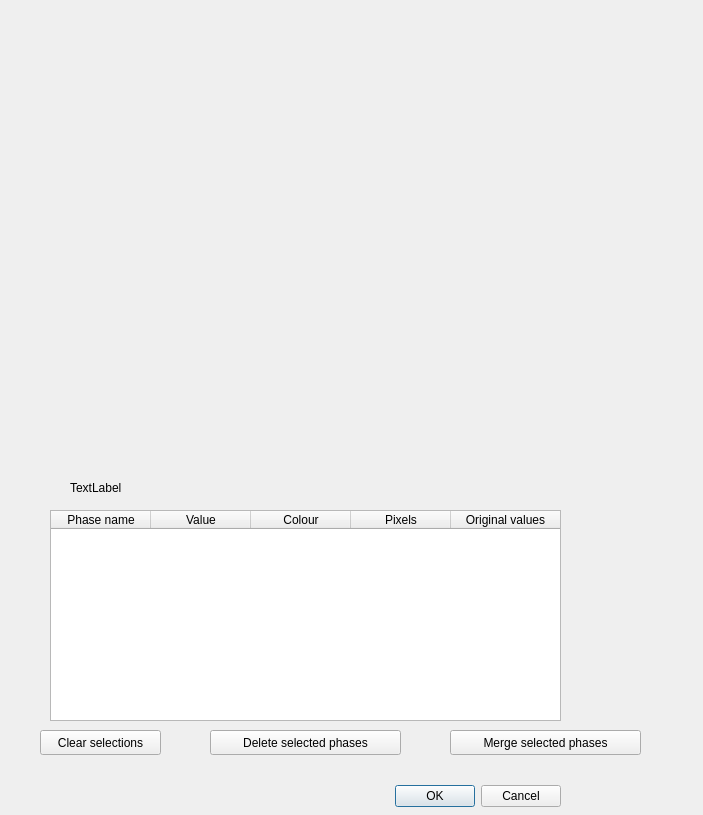
Before: the Qt Designer form src/resources/ui_new_phase_cluster_dialog.ui in ianthomas23/QACD-quack, drawn with Qt 5.
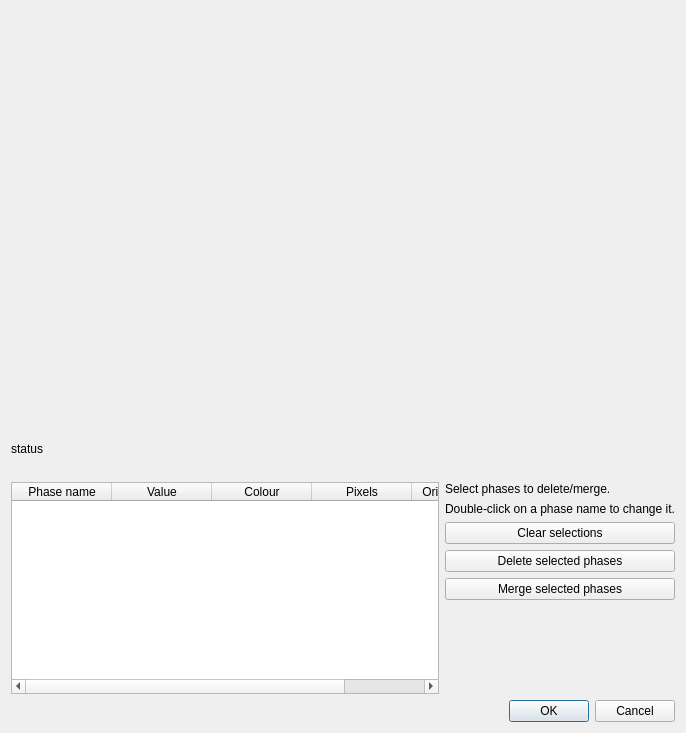
After: the same form once the commit is applied. Custom widgets are drawn as their Qt base class.

Commit message: Finished phase maps from clusters

The edit to the form file:
```diff
--- a/src/resources/ui_new_phase_cluster_dialog.ui
+++ b/src/resources/ui_new_phase_cluster_dialog.ui
@@ -6,48 +6,41 @@
    <rect>
     <x>0</x>
     <y>0</y>
-    <width>703</width>
-    <height>815</height>
+    <width>686</width>
+    <height>733</height>
    </rect>
   </property>
   <property name="windowTitle">
    <string>New phase maps from cluster map</string>
   </property>
-  <widget class="QDialogButtonBox" name="buttonBox">
-   <property name="geometry">
-    <rect>
-     <x>220</x>
-     <y>780</y>
-     <width>341</width>
-     <height>32</height>
-    </rect>
-   </property>
+  <layout class="QVBoxLayout" name="verticalLayout_2" stretch="2,0,0,1,0">
+   <item>
+    <widget class="MatplotlibWidget" name="matplotlibWidget" native="true"/>
+   </item>
+   <item>
+    <widget class="QLabel" name="statusLabel">
+     <property name="text">
+      <string>status</string>
+     </property>
+    </widget>
+   </item>
+   <item>
+    <spacer name="horizontalSpacer">
    <property name="orientation">
     <enum>Qt::Horizontal</enum>
    </property>
-   <property name="standardButtons">
-    <set>QDialogButtonBox::Cancel|QDialogButtonBox::Ok</set>
-   </property>
-  </widget>
-  <widget class="MatplotlibWidget" name="matplotlibWidget" native="true">
-   <property name="geometry">
-    <rect>
-     <x>59</x>
-     <y>29</y>
-     <width>591</width>
-     <height>451</height>
-    </rect>
-   </property>
-  </widget>
+     <property name="sizeHint" stdset="0">
+      <size>
+       <width>40</width>
+       <height>20</height>
+      </size>
+     </property>
+    </spacer>
+   </item>
+   <item>
+    <layout class="QHBoxLayout" name="horizontalLayout">
+     <item>
   <widget class="QTableWidget" name="tableWidget">
-   <property name="geometry">
-    <rect>
-     <x>50</x>
-     <y>510</y>
-     <width>511</width>
-     <height>211</height>
-    </rect>
-   </property>
    <property name="selectionMode">
     <enum>QAbstractItemView::MultiSelection</enum>
    </property>
@@ -92,58 +85,78 @@
     </property>
    </column>
   </widget>
+     </item>
+     <item>
+      <layout class="QVBoxLayout" name="verticalLayout">
+       <item>
+        <widget class="QLabel" name="label">
+         <property name="text">
+          <string>Select phases to delete/merge.</string>
+         </property>
+         <property name="wordWrap">
+          <bool>false</bool>
+         </property>
+        </widget>
+       </item>
+       <item>
+        <widget class="QLabel" name="label_3">
+         <property name="text">
+          <string>Double-click on a phase name to change it.</string>
+         </property>
+         <property name="wordWrap">
+          <bool>false</bool>
+         </property>
+        </widget>
+       </item>
+       <item>
   <widget class="QPushButton" name="clearButton">
-   <property name="geometry">
-    <rect>
-     <x>40</x>
-     <y>730</y>
-     <width>121</width>
-     <height>25</height>
-    </rect>
-   </property>
    <property name="text">
     <string>Clear selections</string>
    </property>
   </widget>
+       </item>
+       <item>
   <widget class="QPushButton" name="deleteButton">
-   <property name="geometry">
-    <rect>
-     <x>210</x>
-     <y>730</y>
-     <width>191</width>
-     <height>25</height>
-    </rect>
-   </property>
    <property name="text">
     <string>Delete selected phases</string>
    </property>
   </widget>
+       </item>
+       <item>
   <widget class="QPushButton" name="mergeButton">
-   <property name="geometry">
-    <rect>
-     <x>450</x>
-     <y>730</y>
-     <width>191</width>
-     <height>25</height>
-    </rect>
-   </property>
    <property name="text">
     <string>Merge selected phases</string>
    </property>
   </widget>
-  <widget class="QLabel" name="statusLabel">
-   <property name="geometry">
-    <rect>
-     <x>70</x>
-     <y>480</y>
-     <width>571</width>
-     <height>16</height>
-    </rect>
+       </item>
+       <item>
+        <widget class="QLabel" name="label_2">
+         <property name="sizePolicy">
+          <sizepolicy hsizetype="Preferred" vsizetype="Preferred">
+           <horstretch>0</horstretch>
+           <verstretch>1</verstretch>
+          </sizepolicy>
    </property>
    <property name="text">
-    <string>TextLabel</string>
-   </property>
-  </widget>
+          <string/>
+         </property>
+        </widget>
+       </item>
+      </layout>
+     </item>
+    </layout>
+   </item>
+   <item>
+    <widget class="QDialogButtonBox" name="buttonBox">
+     <property name="orientation">
+      <enum>Qt::Horizontal</enum>
+     </property>
+     <property name="standardButtons">
+      <set>QDialogButtonBox::Cancel|QDialogButtonBox::Ok</set>
+     </property>
+    </widget>
+   </item>
+  </layout>
  </widget>
  <customwidgets>
   <customwidget>
```
Left out of the diff: 2 changed lines with no effect on the pictures. Lines whose indentation alone changed are shown as unchanged. The commit also changes 9 other files.
